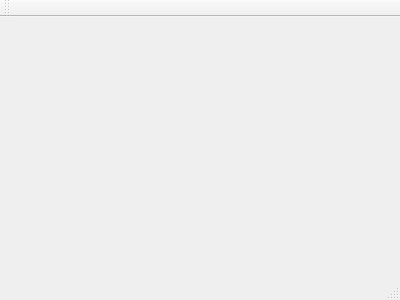
Old version of the form mainwindow.ui in the repository aminbenarieb/oop_lab3.
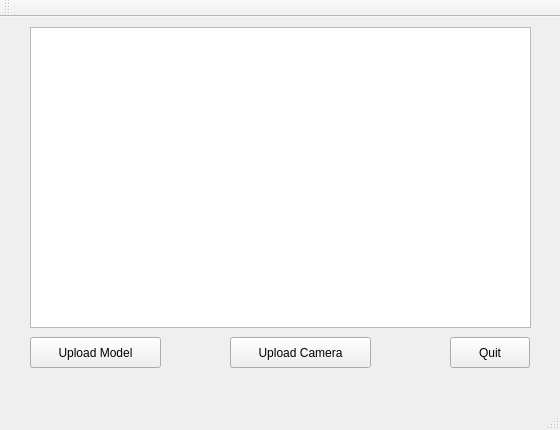
New version of the form.

Diff of the .ui file:
```diff
--- a/mainwindow.ui
+++ b/mainwindow.ui
@@ -1,24 +1,101 @@
 <ui version="4.0">
  <class>MainWindow</class>
- <widget class="QMainWindow" name="MainWindow" >
-  <property name="geometry" >
+ <widget class="QMainWindow" name="MainWindow">
+  <property name="geometry">
    <rect>
     <x>0</x>
     <y>0</y>
-    <width>400</width>
-    <height>300</height>
+    <width>560</width>
+    <height>430</height>
    </rect>
   </property>
   <property name="windowTitle" >
    <string>MainWindow</string>
   </property>
-  <widget class="QMenuBar" name="menuBar" />
-  <widget class="QToolBar" name="mainToolBar" />
-  <widget class="QWidget" name="centralWidget" />
-  <widget class="QStatusBar" name="statusBar" />
+  <widget class="QWidget" name="centralWidget">
+   <widget class="QPushButton" name="buttonUploadModel">
+    <property name="geometry">
+     <rect>
+      <x>30</x>
+      <y>320</y>
+      <width>131</width>
+      <height>31</height>
+     </rect>
+    </property>
+    <property name="text">
+     <string>Upload Model</string>
+    </property>
+   </widget>
+   <widget class="QPushButton" name="buttonUploadCamera">
+    <property name="geometry">
+     <rect>
+      <x>230</x>
+      <y>320</y>
+      <width>141</width>
+      <height>31</height>
+     </rect>
+    </property>
+    <property name="text">
+     <string>Upload Camera</string>
+    </property>
+   </widget>
+   <widget class="QPushButton" name="buttonQuit">
+    <property name="geometry">
+     <rect>
+      <x>450</x>
+      <y>320</y>
+      <width>80</width>
+      <height>31</height>
+     </rect>
+    </property>
+    <property name="text">
+     <string>Quit</string>
+    </property>
+   </widget>
+   <widget class="QGraphicsView" name="Screen">
+    <property name="geometry">
+     <rect>
+      <x>30</x>
+      <y>10</y>
+      <width>501</width>
+      <height>301</height>
+     </rect>
+    </property>
+    <property name="sizePolicy">
+     <sizepolicy hsizetype="Expanding" vsizetype="Expanding">
+      <horstretch>0</horstretch>
+      <verstretch>0</verstretch>
+     </sizepolicy>
+    </property>
+    <property name="maximumSize">
+     <size>
+      <width>16777215</width>
+      <height>16777215</height>
+     </size>
+    </property>
+   </widget>
+  </widget>
+  <widget class="QMenuBar" name="menuBar">
+   <property name="geometry">
+    <rect>
+     <x>0</x>
+     <y>0</y>
+     <width>560</width>
+     <height>22</height>
+    </rect>
+   </property>
+  </widget>
+  <widget class="QToolBar" name="mainToolBar">
+   <attribute name="toolBarArea">
+    <enum>TopToolBarArea</enum>
+   </attribute>
+   <attribute name="toolBarBreak">
+    <bool>false</bool>
+   </attribute>
+  </widget>
+  <widget class="QStatusBar" name="statusBar"/>
  </widget>
- <layoutDefault spacing="6" margin="11" />
- <pixmapfunction></pixmapfunction>
+ <layoutdefault spacing="6" margin="11"/>
  <resources/>
  <connections/>
 </ui>
```
Left out of the diff: 3 changed lines with no effect on the pictures.
